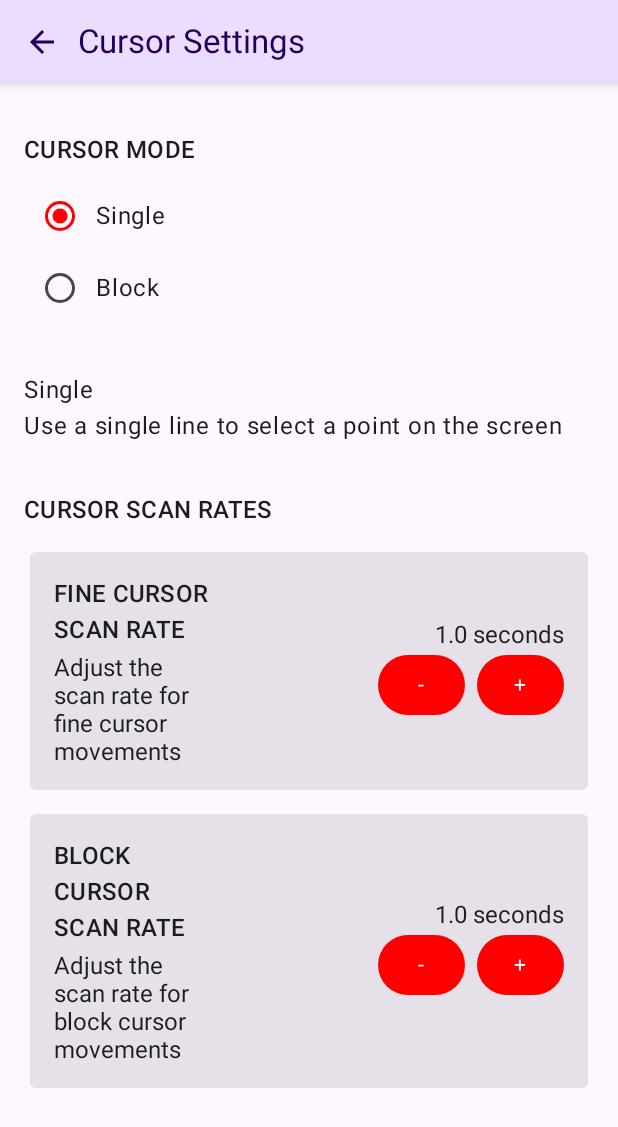
After one commit to enaboapps/Switchify, an Android app built with Jetpack Compose: the CursorSettingsScreen screen opened through its navigation route, on a phone screen of 412 x 824 dp. The commit adds this screen. Shown: the top 1127 px of the screen. Run offline under Robolectric (Android 15) with nearby library versions, the phone set to English and light mode, and no system bars; our stand-ins replace Firebase (no records; nobody signed in at launch, a user with empty details on screens opened directly), livedata-compose.

Commit message:
Move cursor rates to a new screen
closes #551

```diff
--- a/app/src/main/java/com/enaboapps/switchify/nav/NavGraph.kt
+++ b/app/src/main/java/com/enaboapps/switchify/nav/NavGraph.kt
@@ -17,7 +17,7 @@ import com.enaboapps.switchify.screens.howto.HowToUseScreen
 import com.enaboapps.switchify.screens.settings.AboutScreen
 import com.enaboapps.switchify.screens.settings.SettingsScreen
 import com.enaboapps.switchify.screens.settings.prediction.PredictionLanguageScreen
-import com.enaboapps.switchify.screens.settings.scanning.CursorModeSelectionScreen
+import com.enaboapps.switchify.screens.settings.scanning.CursorSettingsScreen
 import com.enaboapps.switchify.screens.settings.scanning.ScanColorSelectionScreen
 import com.enaboapps.switchify.screens.settings.scanning.ScanMethodSelectionScreen
 import com.enaboapps.switchify.screens.settings.scanning.ScanModeSelectionScreen
@@ -75,8 +75,8 @@ fun NavGraph(navController: NavHostController) {
         composable(NavigationRoute.ScanColor.name) {
             ScanColorSelectionScreen(navController)
         }
-        composable(NavigationRoute.CursorMode.name) {
-            CursorModeSelectionScreen(navController)
+        composable(NavigationRoute.CursorSettings.name) {
+            CursorSettingsScreen(navController)
         }
         composable(NavigationRoute.Switches.name) {
             SwitchesScreen(navController)
--- a/app/src/main/java/com/enaboapps/switchify/nav/NavigationRoute.kt
+++ b/app/src/main/java/com/enaboapps/switchify/nav/NavigationRoute.kt
@@ -17,7 +17,7 @@ sealed class NavigationRoute(val name: String) {
     data object ScanMode : NavigationRoute("ScanMode")
     data object ScanMethod : NavigationRoute("ScanMethod")
     data object ScanColor : NavigationRoute("ScanColor")
-    data object CursorMode : NavigationRoute("CursorMode")
+    data object CursorSettings : NavigationRoute("CursorSettings")
     data object Switches : NavigationRoute("Switches")
     data object AddNewSwitch : NavigationRoute("AddNewSwitch")
     data object TestSwitches : NavigationRoute("TestSwitches")
--- a/app/src/main/java/com/enaboapps/switchify/preferences/PreferenceManager.kt
+++ b/app/src/main/java/com/enaboapps/switchify/preferences/PreferenceManager.kt
@@ -10,7 +10,8 @@ class PreferenceManager(context: Context) {
         const val PREFERENCE_KEY_SCAN_MODE = "scan_mode"
         const val PREFERENCE_KEY_SCAN_RATE = "scan_rate"
         const val PREFERENCE_KEY_SCAN_METHOD = "scan_method"
-        const val PREFERENCE_KEY_REFINE_SCAN_RATE = "refine_scan_rate"
+        const val PREFERENCE_KEY_CURSOR_FINE_SCAN_RATE = "cursor_fine_scan_rate"
+        const val PREFERENCE_KEY_CURSOR_BLOCK_SCAN_RATE = "cursor_block_scan_rate"
         const val PREFERENCE_KEY_RADAR_SCAN_RATE = "radar_scan_rate"
         const val PREFERENCE_KEY_SWITCH_HOLD_TIME = "switch_hold_time"
         const val PREFERENCE_KEY_PAUSE_ON_FIRST_ITEM = "pause_on_first_item"
@@ -112,5 +113,4 @@ class PreferenceManager(context: Context) {
             defaultValue
         }
     }
-
 }
--- /dev/null
+++ b/app/src/main/java/com/enaboapps/switchify/screens/settings/scanning/CursorSettingsScreen.kt
@@ -0,0 +1,123 @@
+package com.enaboapps.switchify.screens.settings.scanning
+
+import androidx.compose.foundation.layout.Column
+import androidx.compose.foundation.layout.Row
+import androidx.compose.foundation.layout.fillMaxWidth
+import androidx.compose.foundation.layout.padding
+import androidx.compose.material3.RadioButton
+import androidx.compose.material3.Scaffold
+import androidx.compose.material3.Text
+import androidx.compose.runtime.Composable
+import androidx.compose.runtime.livedata.observeAsState
+import androidx.compose.ui.Alignment
+import androidx.compose.ui.Modifier
+import androidx.compose.ui.platform.LocalContext
+import androidx.compose.ui.unit.dp
+import androidx.lifecycle.MutableLiveData
+import androidx.navigation.NavController
+import com.enaboapps.switchify.preferences.PreferenceManager
+import com.enaboapps.switchify.service.methods.cursor.CursorMode
+import com.enaboapps.switchify.widgets.NavBar
+import com.enaboapps.switchify.widgets.PreferenceTimeStepper
+import com.enaboapps.switchify.widgets.Section
+
+@Composable
+fun CursorSettingsScreen(navController: NavController) {
+    CursorMode.init(LocalContext.current)
+    val cursorModes = listOf(
+        CursorMode.Modes.MODE_SINGLE,
+        CursorMode.Modes.MODE_BLOCK
+    )
+    val preferenceManager = PreferenceManager(LocalContext.current)
+    val currentMode = MutableLiveData<String>()
+    currentMode.value = CursorMode.getMode()
+    val currentModeState = currentMode.observeAsState()
+
+    val setCursorMode = { mode: String ->
+        preferenceManager.setStringValue(PreferenceManager.PREFERENCE_KEY_CURSOR_MODE, mode)
+        currentMode.value = mode
+    }
+
+    Scaffold(
+        topBar = {
+            NavBar(title = "Cursor Settings", navController = navController)
+        }
+    ) { paddingValues ->
+        Column(
+            modifier = Modifier
+                .fillMaxWidth()
+                .padding(paddingValues)
+                .padding(vertical = 16.dp),
+        ) {
+            Section(title = "Cursor Mode") {
+                cursorModes.forEach { mode ->
+                    Row(
+                        modifier = Modifier
+                            .fillMaxWidth()
+                            .padding(horizontal = 16.dp),
+                        verticalAlignment = Alignment.CenterVertically
+                    ) {
+                        RadioButton(
+                            selected = currentModeState.value == mode,
+                            onClick = { setCursorMode(mode) }
+                        )
+                        Text(text = CursorMode.getModeName(mode))
+                    }
+                }
+            }
+
+            // show the current mode info
+            CursorModeInfo(mode = currentModeState.value ?: CursorMode.Modes.MODE_SINGLE)
+
+            Section(title = "Cursor Scan Rates") {
+                PreferenceTimeStepper(
+                    value = preferenceManager.getLongValue(
+                        PreferenceManager.PREFERENCE_KEY_CURSOR_FINE_SCAN_RATE,
+                        1000
+                    ),
+                    title = "Fine Cursor Scan Rate",
+                    summary = "Adjust the scan rate for fine cursor movements",
+                    min = 100,
+                    max = 5000,
+                    step = 100,
+                    onValueChanged = { newValue ->
+                        preferenceManager.setLongValue(
+                            PreferenceManager.PREFERENCE_KEY_CURSOR_FINE_SCAN_RATE,
+                            newValue
+                        )
+                    }
+                )
+
+                PreferenceTimeStepper(
+                    value = preferenceManager.getLongValue(
+                        PreferenceManager.PREFERENCE_KEY_CURSOR_BLOCK_SCAN_RATE,
+                        1000
+                    ),
+                    title = "Block Cursor Scan Rate",
+                    summary = "Adjust the scan rate for block cursor movements",
+                    min = 100,
+                    max = 5000,
+                    step = 100,
+                    onValueChanged = { newValue ->
+                        preferenceManager.setLongValue(
+                            PreferenceManager.PREFERENCE_KEY_CURSOR_BLOCK_SCAN_RATE,
+                            newValue
+                        )
+                    }
+                )
+            }
+        }
+    }
+}
+
+@Composable
+fun CursorModeInfo(mode: String) {
+    Column(
+        modifier = Modifier
+            .fillMaxWidth()
+            .padding(all = 16.dp)
+    ) {
+        Text(text = CursorMode.getModeName(mode))
+        Text(text = CursorMode.getModeDescription(mode))
+    }
+}
--- a/app/src/main/java/com/enaboapps/switchify/screens/settings/switches/actions/SwitchActionPicker.kt
+++ b/app/src/main/java/com/enaboapps/switchify/screens/settings/switches/actions/SwitchActionPicker.kt
@@ -54,7 +54,7 @@ fun SwitchActionPicker(
                 modifier = Modifier.weight(1f)
             ) {
                 Text(
-                    text = title,
+                    text = title.uppercase(),
                     style = MaterialTheme.typography.titleMedium,
                     fontWeight = FontWeight.Medium
                 )
--- a/app/src/main/java/com/enaboapps/switchify/service/methods/cursor/CursorManager.kt
+++ b/app/src/main/java/com/enaboapps/switchify/service/methods/cursor/CursorManager.kt
@@ -205,9 +205,9 @@ class CursorManager(private val context: Context) : ScanStateInterface, GestureP
     private fun startAutoScanIfEnabled() {
         if (scanSettings.isAutoScanMode()) {
             val rate = if (isInQuadrant || CursorMode.isSingleMode()) {
-                scanSettings.getRefineScanRate()
+                scanSettings.getFineCursorScanRate()
             } else {
-                scanSettings.getScanRate()
+                scanSettings.getCursorBlockScanRate()
             }
             scanningScheduler?.startScanning(rate, rate)
         }
--- a/app/src/main/java/com/enaboapps/switchify/widgets/NavRouteLink.kt
+++ b/app/src/main/java/com/enaboapps/switchify/widgets/NavRouteLink.kt
@@ -13,7 +13,7 @@ fun NavRouteLink(
     route: String
 ) {
     UICard(
-        title = title,
+        title = title.uppercase(),
         description = summary,
         rightIcon = Icons.AutoMirrored.Filled.ArrowForward
     ) {
--- a/app/src/main/java/com/enaboapps/switchify/widgets/PreferenceSwitch.kt
+++ b/app/src/main/java/com/enaboapps/switchify/widgets/PreferenceSwitch.kt
@@ -42,7 +42,7 @@ fun PreferenceSwitch(
         ) {
             Column(modifier = Modifier.weight(1f)) {
                 Text(
-                    text = title,
+                    text = title.uppercase(),
                     style = MaterialTheme.typography.titleMedium,
                     fontWeight = FontWeight.Medium
                 )
--- a/app/src/main/java/com/enaboapps/switchify/widgets/PreferenceTimeStepper.kt
+++ b/app/src/main/java/com/enaboapps/switchify/widgets/PreferenceTimeStepper.kt
@@ -46,7 +46,10 @@ fun PreferenceTimeStepper(
             verticalAlignment = Alignment.CenterVertically
         ) {
             Column(modifier = Modifier.weight(1f)) {
-                Text(text = title, style = MaterialTheme.typography.titleMedium)
+                Text(
+                    text = title.uppercase(),
+                    style = MaterialTheme.typography.titleMedium
+                )
                 Spacer(modifier = Modifier.height(4.dp))
                 Text(text = summary, style = MaterialTheme.typography.bodySmall)
             }
--- a/app/src/main/java/com/enaboapps/switchify/widgets/Section.kt
+++ b/app/src/main/java/com/enaboapps/switchify/widgets/Section.kt
@@ -22,7 +22,7 @@ fun Section(
             .padding(vertical = 16.dp)
     ) {
         Text(
-            text = title,
+            text = title.uppercase(),
             style = MaterialTheme.typography.titleMedium,
             color = MaterialTheme.colorScheme.onSurface,
             modifier = Modifier.padding(horizontal = 16.dp)
--- a/app/src/main/java/com/enaboapps/switchify/widgets/UICard.kt
+++ b/app/src/main/java/com/enaboapps/switchify/widgets/UICard.kt
@@ -41,7 +41,7 @@ fun UICard(
                     .fillMaxWidth()
             ) {
                 Text(
-                    text = title,
+                    text = title.uppercase(),
                     style = MaterialTheme.typography.titleMedium,
                     fontWeight = FontWeight.Medium
                 )
```
Also changed, not shown: app/src/main/java/com/enaboapps/switchify/screens/settings/SettingsScreen.kt (+3 -12 lines), app/src/main/java/com/enaboapps/switchify/screens/settings/models/SettlingsScreenModel.kt (+0 -17 lines), app/src/main/java/com/enaboapps/switchify/screens/settings/scanning/CursorModeSelectionScreen.kt (deleted, +0 -81 lines), app/src/main/java/com/enaboapps/switchify/service/scanning/ScanSettings.kt (+14 -5 lines).
